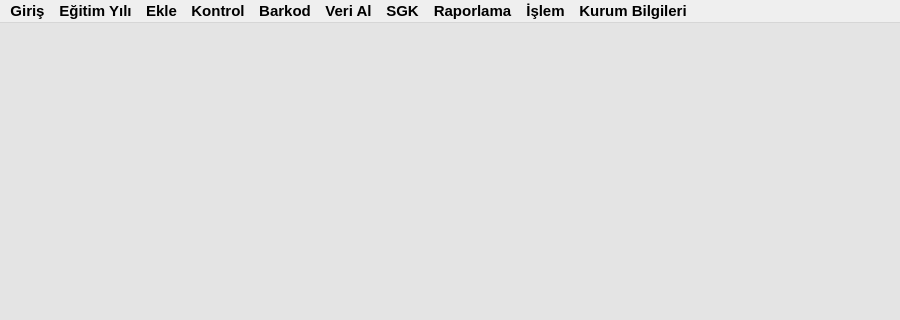
Above: screens/add_mainpage.ui from hasanicli/ibeV3 before the change; both pictures show x 0 to 900 and y 0 to 320 of the 900 by 600 pixel window. Below: the same form after it.
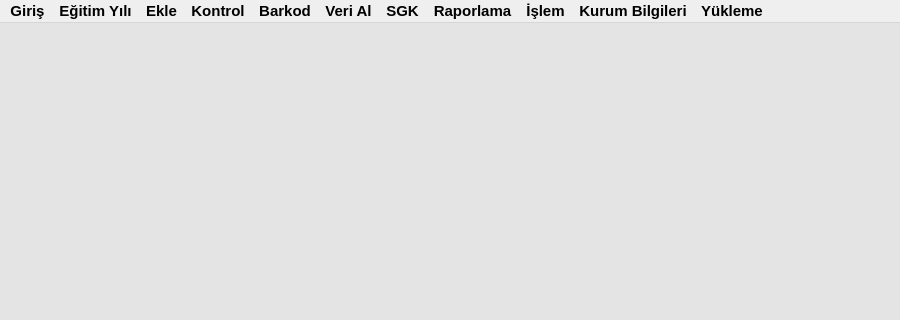
That is the form after the change. Icons and pictures are not drawn.

What changed in the file:
```diff
--- a/screens/add_mainpage.ui
+++ b/screens/add_mainpage.ui
@@ -1138,6 +1138,15 @@
     </property>
     <addaction name="act_institutation_info"/>
    </widget>
+   <widget class="QMenu" name="menuLoad">
+    <property name="title">
+     <string>Yükleme</string>
+    </property>
+    <addaction name="act_load_workplaces"/>
+    <addaction name="act_load_students"/>
+    <addaction name="act_download_sample_students"/>
+    <addaction name="act_download_sample_workplaces"/>
+   </widget>
    <addaction name="menuGiri"/>
    <addaction name="menuE_itim_Y_l"/>
    <addaction name="menuAdd"/>
@@ -1148,6 +1157,7 @@
    <addaction name="menuRaporlama"/>
    <addaction name="menuOperation"/>
    <addaction name="menuSchool_Info"/>
+   <addaction name="menuLoad"/>
   </widget>
   <widget class="QStatusBar" name="statusbar"/>
   <action name="act_student">
```
Left out of the diff: 48 changed lines with no effect on the pictures.
